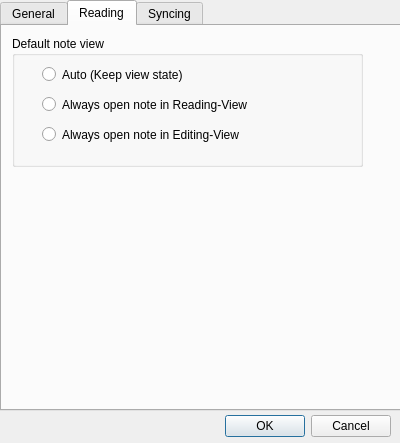
This is src/ui/preferencedialog.ui in WizTeam/WizQTClient as Qt 5 draws it before an edit. The edited form follows.
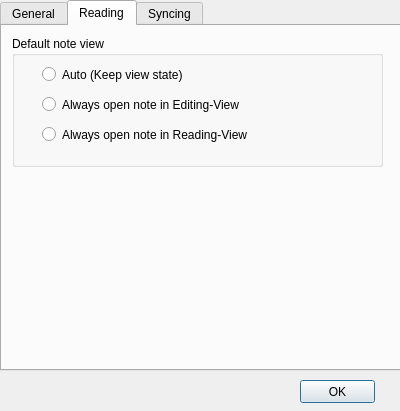
This is the edited form. The open tabs and pages were chosen to show the change.

Patch:
```diff
--- a/src/ui/preferencedialog.ui
+++ b/src/ui/preferencedialog.ui
@@ -7,35 +7,37 @@
     <x>0</x>
     <y>0</y>
     <width>400</width>
-    <height>443</height>
+    <height>411</height>
    </rect>
   </property>
+  <property name="sizePolicy">
+   <sizepolicy hsizetype="Fixed" vsizetype="Fixed">
+    <horstretch>0</horstretch>
+    <verstretch>0</verstretch>
+   </sizepolicy>
+  </property>
+  <property name="minimumSize">
+   <size>
+    <width>400</width>
+    <height>411</height>
+   </size>
+  </property>
+  <property name="maximumSize">
+   <size>
+    <width>400</width>
+    <height>411</height>
+   </size>
+  </property>
   <property name="windowTitle">
    <string>Dialog</string>
   </property>
-  <widget class="QDialogButtonBox" name="buttonBox">
-   <property name="geometry">
-    <rect>
-     <x>50</x>
-     <y>410</y>
-     <width>341</width>
-     <height>32</height>
-    </rect>
-   </property>
-   <property name="orientation">
-    <enum>Qt::Horizontal</enum>
-   </property>
-   <property name="standardButtons">
-    <set>QDialogButtonBox::Cancel|QDialogButtonBox::Ok</set>
-   </property>
-  </widget>
   <widget class="QTabWidget" name="tabWidget">
    <property name="geometry">
     <rect>
      <x>0</x>
      <y>0</y>
      <width>401</width>
-     <height>411</height>
+     <height>371</height>
     </rect>
    </property>
    <property name="currentIndex">
@@ -101,7 +103,7 @@
       <rect>
        <x>10</x>
        <y>10</y>
-       <width>351</width>
+       <width>371</width>
        <height>131</height>
       </rect>
      </property>
@@ -131,7 +133,7 @@
        </rect>
       </property>
       <property name="text">
-       <string>Always open note in Reading-View</string>
+       <string>Always open note in Editing-View</string>
       </property>
      </widget>
      <widget class="QRadioButton" name="radioAlwaysReading">
@@ -144,7 +146,7 @@
        </rect>
       </property>
       <property name="text">
-       <string>Always open note in Editing-View</string>
+       <string>Always open note in Reading-View</string>
       </property>
      </widget>
     </widget>
@@ -210,6 +212,19 @@
     </widget>
    </widget>
   </widget>
+  <widget class="QPushButton" name="buttonOK">
+   <property name="geometry">
+    <rect>
+     <x>300</x>
+     <y>380</y>
+     <width>75</width>
+     <height>23</height>
+    </rect>
+   </property>
+   <property name="text">
+    <string>OK</string>
+   </property>
+  </widget>
  </widget>
  <resources/>
  <connections>
```
Left out of the diff: 43 changed lines with no effect on the pictures.
